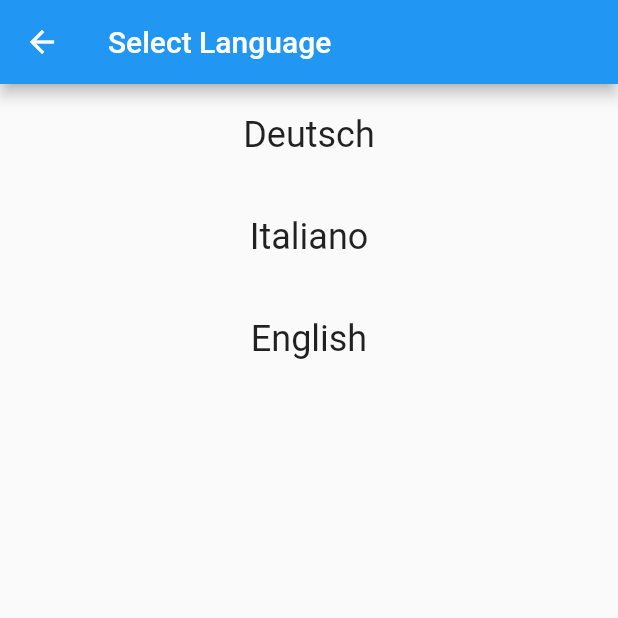
After one commit to dequb/test_flutter_app, a Flutter app: the screen it shows after launch, after a tap on the "settings" icon, on a phone screen of 412 x 824 dp, the top half of it. The commit adds this screen. Run offline on Flutter 3.47's test engine with Material 2 defaults, Android fonts, the phone set to English and light mode, and no system bars; missing offline and left inert: barcode_scan, flutter_webview_plugin.

Commit message:
Localization tests.

```diff
--- /dev/null
+++ b/assets/locale/localization_de.json
@@ -0,0 +1,8 @@
+{
+  "tab_home": "Home",
+  "tab_categories": "Categories",
+  "tab_profile": "Profile",
+  "tab_notifications": "Notifications",
+  "tab_bag": "Bag",
+  "title_select_language": "Sprache?"
+}
--- /dev/null
+++ b/assets/locale/localization_en.json
@@ -0,0 +1,8 @@
+{
+  "tab_home": "Home",
+  "tab_categories": "Categories",
+  "tab_profile": "Profile",
+  "tab_notifications": "Notifications",
+  "tab_bag": "Bag",
+  "title_select_language": "Select Language"
+}
--- /dev/null
+++ b/assets/locale/localization_it.json
@@ -0,0 +1,8 @@
+{
+  "tab_home": "Home",
+  "tab_categories": "Categories",
+  "tab_profile": "Profile",
+  "tab_notifications": "Notifications",
+  "tab_bag": "Bag",
+  "title_select_language": "Seleziona lingua"
+}
--- /dev/null
+++ b/lib/app_translations.dart
@@ -0,0 +1,34 @@
+import 'dart:async';
+import 'dart:convert';
+import 'dart:ui';
+
+import 'package:flutter/material.dart';
+import 'package:flutter/services.dart' show rootBundle;
+
+class AppTranslations {
+  Locale locale;
+  static Map<dynamic, dynamic> _localisedValues;
+
+  AppTranslations(Locale locale) {
+    this.locale = locale;
+    _localisedValues = null;
+  }
+
+  static AppTranslations of(BuildContext context) {
+    return Localizations.of<AppTranslations>(context, AppTranslations);
+  }
+
+  static Future<AppTranslations> load(Locale locale) async {
+    AppTranslations appTranslations = AppTranslations(locale);
+    String jsonContent =
+    await rootBundle.loadString("assets/locale/localization_${locale.languageCode}.json");
+    _localisedValues = json.decode(jsonContent);
+    return appTranslations;
+  }
+
+  get currentLanguage => locale.languageCode;
+
+  String text(String key) {
+    return _localisedValues[key] ?? "$key not found";
+  }
+}
--- /dev/null
+++ b/lib/app_translations_delegate.dart
@@ -0,0 +1,25 @@
+import 'dart:async';
+import 'package:test_flutter_app/application.dart';
+import 'package:flutter/material.dart';
+import 'package:test_flutter_app/app_translations.dart';
+
+class AppTranslationsDelegate extends LocalizationsDelegate<AppTranslations> {
+  final Locale newLocale;
+
+  const AppTranslationsDelegate({this.newLocale});
+
+  @override
+  bool isSupported(Locale locale) {
+    return application.supportedLanguagesCodes.contains(locale.languageCode);
+  }
+
+  @override
+  Future<AppTranslations> load(Locale locale) {
+    return AppTranslations.load(newLocale ?? locale);
+  }
+
+  @override
+  bool shouldReload(LocalizationsDelegate<AppTranslations> old) {
+    return true;
+  }
+}
--- /dev/null
+++ b/lib/application.dart
@@ -0,0 +1,35 @@
+import 'dart:ui';
+
+class Application {
+
+  static final Application _application = Application._internal();
+
+  factory Application() {
+    return _application;
+  }
+
+  Application._internal();
+
+  final List<String> supportedLanguages = [
+    "Deutsch",
+    "Italiano",
+    "English"
+  ];
+
+  final List<String> supportedLanguagesCodes = [
+    "de",
+    "it",
+    "en"
+  ];
+
+  //returns the list of supported Locales
+  Iterable<Locale> supportedLocales() =>
+      supportedLanguagesCodes.map<Locale>((language) => Locale(language, ""));
+
+  //function to be invoked when changing the language
+  LocaleChangeCallback onLocaleChanged;
+}
+
+Application application = Application();
+
+typedef void LocaleChangeCallback(Locale locale);
--- /dev/null
+++ b/lib/language_selector_icon_button.dart
@@ -0,0 +1,25 @@
+import 'package:flutter/material.dart';
+import 'package:test_flutter_app/language_selector_page.dart';
+
+class LanguageSelectorIconButton extends StatelessWidget {
+  @override
+  Widget build(BuildContext context) {
+    return IconButton(
+      onPressed: () {
+        _languageIconTapped(context);
+      },
+      icon: Icon(
+        Icons.settings,
+        color: Colors.white,
+      ),
+    );
+  }
+
+  _languageIconTapped(BuildContext context) {
+    Navigator.of(context).push(
+      MaterialPageRoute(
+        builder: (context) => LanguageSelectorPage(),
+      ),
+    );
+  }
+}
--- /dev/null
+++ b/lib/language_selector_page.dart
@@ -0,0 +1,62 @@
+import 'package:test_flutter_app/application.dart';
+import 'package:test_flutter_app/app_translations.dart';
+import 'package:flutter/material.dart';
+
+class LanguageSelectorPage extends StatefulWidget {
+  @override
+  _LanguageSelectorPageState createState() => _LanguageSelectorPageState();
+}
+
+class _LanguageSelectorPageState extends State<LanguageSelectorPage> {
+  //languagesList also moved to the Application class just like the languageCodesList
+  static final List<String> languagesList = application.supportedLanguages;
+  static final List<String> languageCodesList =
+      application.supportedLanguagesCodes;
+
+  final Map<dynamic, dynamic> languagesMap = {
+    languagesList[0]: languageCodesList[0],
+    languagesList[1]: languageCodesList[1],
+    languagesList[2]: languageCodesList[2]
+  };
+
+  @override
+  Widget build(BuildContext context) {
+    return Scaffold(
+      appBar: AppBar(
+        title: Text(
+          AppTranslations.of(context).text("title_select_language"),
+        ),
+      ),
+      body: _buildLanguagesList(),
+    );
+  }
+
+  _buildLanguagesList() {
+    return ListView.builder(
+      itemCount: languagesList.length,
+      itemBuilder: (context, index) {
+        return _buildLanguageItem(languagesList[index]);
+      },
+    );
+  }
+
+  _buildLanguageItem(String language) {
+    return InkWell(
+      onTap: () {
+        print(language);
+        application.onLocaleChanged(Locale(languagesMap[language]));
+      },
+      child: Center(
+        child: Padding(
+          padding: const EdgeInsets.symmetric(vertical: 20.0),
+          child: Text(
+            language,
+            style: TextStyle(
+              fontSize: 24.0,
+            ),
+          ),
+        ),
+      ),
+    );
+  }
+}
--- a/lib/main.dart
+++ b/lib/main.dart
@@ -1,9 +1,11 @@
 import 'dart:async';
-import 'dart:io';
 import 'package:barcode_scan/barcode_scan.dart';
 import 'package:flutter/services.dart';
 import 'package:flutter/material.dart';
-
+import 'package:flutter_localizations/flutter_localizations.dart';
+import 'package:test_flutter_app/app_translations_delegate.dart';
+import 'package:test_flutter_app/language_selector_icon_button.dart';
+import 'package:test_flutter_app/application.dart';
 import 'package:flutter_webview_plugin/flutter_webview_plugin.dart';
 
 const kAndroidUserAgent =
@@ -18,11 +20,20 @@ void main() {
 class MyApp extends StatelessWidget {
   @override
   Widget build(BuildContext context) {
+    print(application.supportedLocales());
     return new MaterialApp(
       title: 'Flutter WebView Demo',
       theme: new ThemeData(
         primarySwatch: Colors.blue,
       ),
+      localizationsDelegates: [
+        const AppTranslationsDelegate(),
+        //provides localised strings
+        GlobalMaterialLocalizations.delegate,
+        //provides RTL support
+        GlobalWidgetsLocalizations.delegate,
+      ],
+      supportedLocales: application.supportedLocales(),
       routes: {
         '/': (_) => const MyHomePage(title: 'Flutter WebView Demo'),
         '/widget': (_) => new WebviewScaffold(
@@ -68,10 +79,14 @@ class _MyHomePageState extends State<MyHomePage> {
   final _history = [];
 
   String barcode = "";
+  AppTranslationsDelegate _newLocaleDelegate;
 
   @override
   void initState() {
     super.initState();
+
+    _newLocaleDelegate = AppTranslationsDelegate(newLocale: null);
+    application.onLocaleChanged = onLocaleChange;
 
     flutterWebviewPlugin.close();
 
@@ -134,6 +149,12 @@ class _MyHomePageState extends State<MyHomePage> {
         });
   }
 
+  void onLocaleChange(Locale locale) {
+    setState(() {
+      _newLocaleDelegate = AppTranslationsDelegate(newLocale: locale);
+    });
+  }
+
   @override
   void dispose() {
     // Every listener should be canceled, the same should be done with this stream.
@@ -155,6 +176,9 @@ class _MyHomePageState extends State<MyHomePage> {
       key: _scaffoldKey,
       appBar: new AppBar(
         title: const Text('Plugin example app'),
+        actions: <Widget>[
+          LanguageSelectorIconButton(),
+        ],
       ),
       body: new Column(
         mainAxisAlignment: MainAxisAlignment.center,
```
Also changed, not shown: pubspec.yaml (+7 -0 lines).
